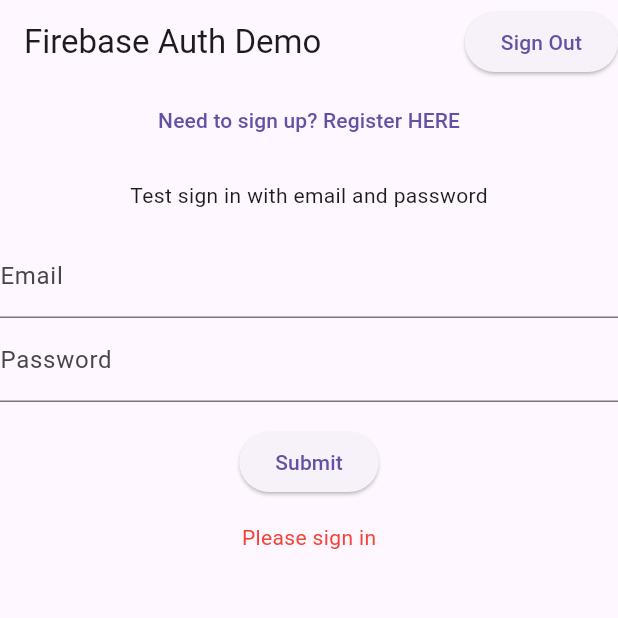
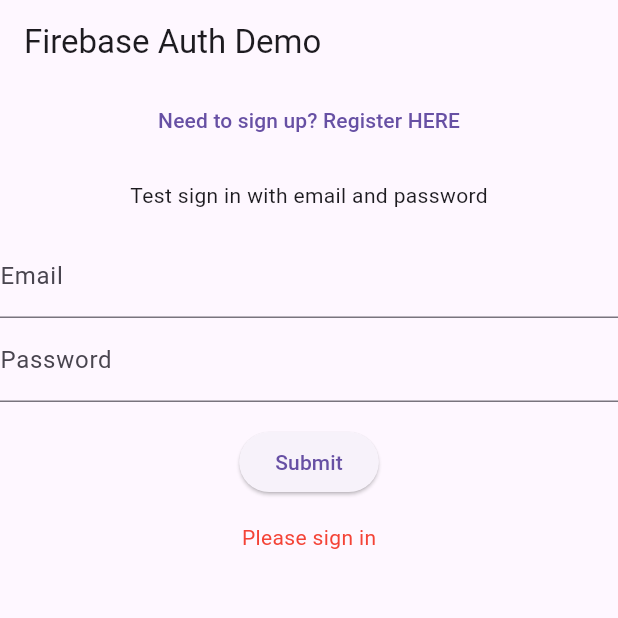
Before and after one commit to lajacl/firebase-authentication, a Flutter app: the screen it shows after launch, on a phone screen of 412 x 824 dp, the top half of it. Run offline on Flutter 3.47's test engine with Material 3 defaults, Android fonts, the phone set to English and light mode, and no system bars; our stand-ins replace firebase_auth, firebase_core; accounts and stored records are empty; generated files the repository leaves out were written again.

Commit message:
Remove sign out action button from home page

```diff
--- a/lib/main.dart
+++ b/lib/main.dart
@@ -27,27 +27,10 @@ class MyHomePage extends StatefulWidget {
 }
 
 class _MyHomePageState extends State<MyHomePage> {
-  final AuthService _authService = AuthService();
-  void _signOut() async {
-    final messenger = ScaffoldMessenger.of(context);
-    await _authService.signOut();
-    messenger.showSnackBar(SnackBar(content: Text('Signed out successfully')));
-  }
-
   @override
   Widget build(BuildContext context) {
     return Scaffold(
-      appBar: AppBar(
-        title: Text('Firebase Auth Demo'),
-        actions: <Widget>[
-          ElevatedButton(
-            onPressed: () {
-              _signOut();
-            },
-            child: Text('Sign Out'),
-          ),
-        ],
-      ),
+      appBar: AppBar(title: Text('Firebase Auth Demo')),
       body: AuthenticationScreen(),
     );
   }
```
